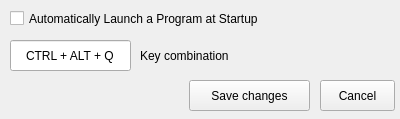
Old version of the form src/settingsform.ui in the repository VisualTranslator/VisualTranslator.
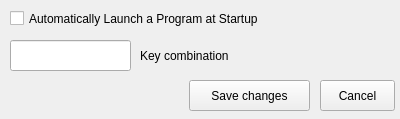
New version of the form. Icons and pictures are not drawn.

What changed in the file:
```diff
--- a/src/settingsform.ui
+++ b/src/settingsform.ui
@@ -70,6 +70,9 @@
    </property>
   </widget>
   <widget class="QLineEdit" name="lineEdit">
+   <property name="enabled">
+    <bool>true</bool>
+   </property>
    <property name="geometry">
     <rect>
      <x>10</x>
@@ -79,11 +82,14 @@
     </rect>
    </property>
    <property name="text">
-    <string>CTRL + ALT + Q</string>
+    <string/>
    </property>
    <property name="alignment">
     <set>Qt::AlignCenter</set>
    </property>
+   <property name="readOnly">
+    <bool>true</bool>
+   </property>
   </widget>
   <widget class="QLabel" name="label">
    <property name="geometry">
```
Left out of the diff: 9 changed lines with no effect on the pictures.
